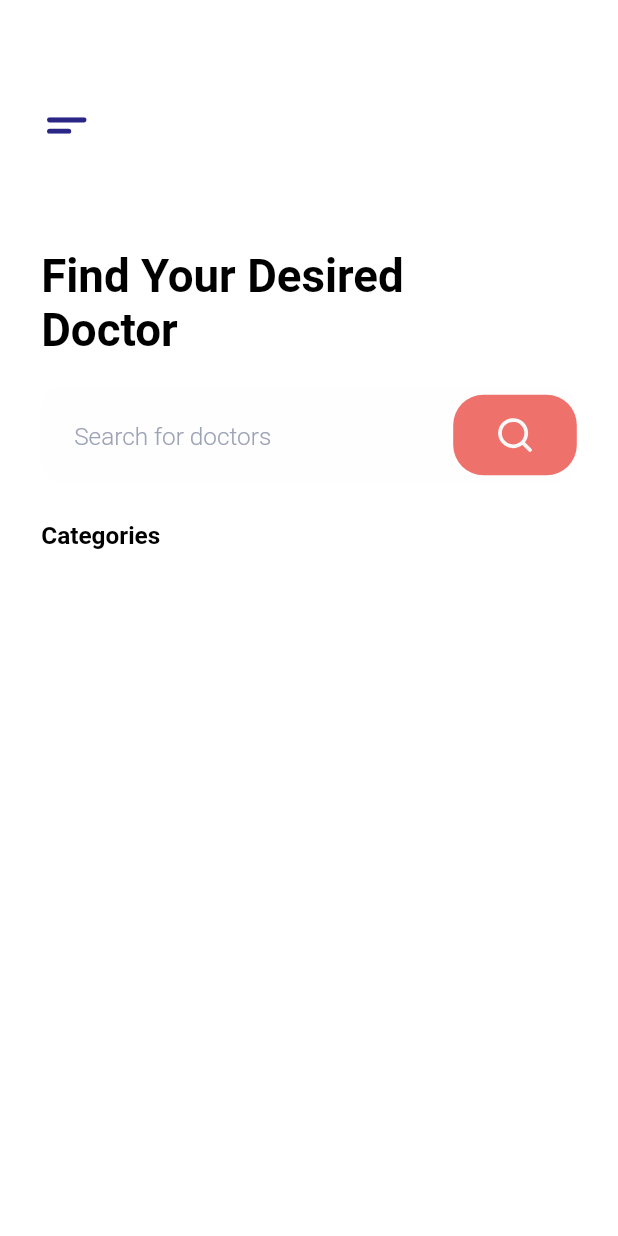
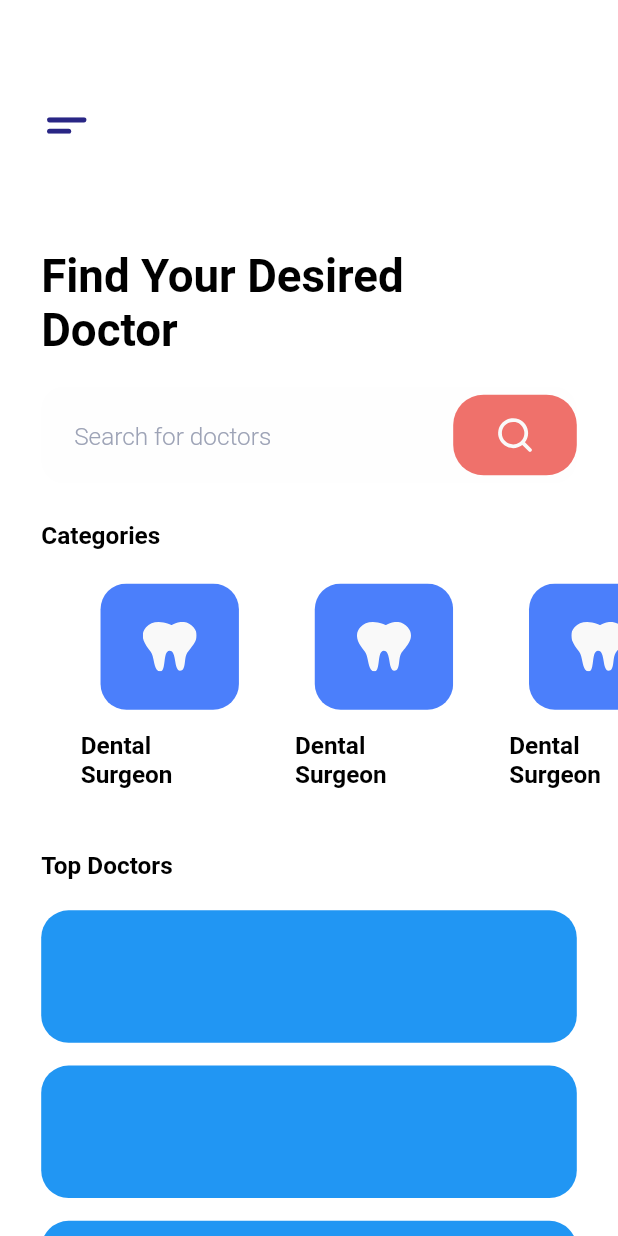
Before and after one commit to chakibdzm/DoctorAPP-Ui, a Flutter app: the HomePage screen opened directly, on a phone screen of 412 x 824 dp. Run offline on Flutter 3.47's test engine with Material 2 defaults, Android fonts, the phone set to English and light mode, and no system bars; our stand-ins replace flutter_svg; Roboto replaces fonts that are missing (GTWalsheimPro).

Commit message:
finishing home

```diff
--- a/lib/Screens/home/homescreen.dart
+++ b/lib/Screens/home/homescreen.dart
@@ -14,7 +14,10 @@ class _HomePageState extends State<HomePage> {
   Widget build(BuildContext context) {
     return Scaffold(
       backgroundColor: Colors.white,
-      body: Column(
+      body: Container(
+        decoration: BoxDecoration(
+        ),
+        child: Column(
           crossAxisAlignment: CrossAxisAlignment.start,
           children: [
             SizedBox(
@@ -119,16 +122,106 @@ class _HomePageState extends State<HomePage> {
               fontWeight: FontWeight.w700,
               fontSize: getHeight(16),
               color: Colors.black,
+            ),),
+            ),
+            SizedBox(height: getHeight(22),),
+            Padding(padding: EdgeInsets.only(left: getWidth(25),),
+    child:  SingleChildScrollView(
 
+        child: Flexible(
+          child: Container(
+            height: getHeight(151),
+            child: ListView.separated(
+                separatorBuilder: (BuildContext context, int index) {
+                  return SizedBox(
+                    width: getWidth(10),
+                  );
+                },
+              scrollDirection: Axis.horizontal,
+            itemCount: 13,
+            shrinkWrap: true,
+            itemBuilder: (BuildContext context, int index) =>
+            Stack(
+              clipBehavior: Clip.antiAliasWithSaveLayer,
+              children: [
+                Positioned(child: Container(
+                  height: getHeight(151),
+                  width: getWidth(120),
+                  decoration: BoxDecoration(
+
+                      borderRadius: BorderRadius.circular(getHeight(15))
+                  ),
+
+                )),
+                Positioned(child: Container(
+                  height: getHeight(83),
+                  width: getWidth(84),
+                  decoration: BoxDecoration(
+                    borderRadius: BorderRadius.circular(getHeight(17)),
+                    color: Color(0xFF4B7FFB)
+                  ),
+                  child: Center(
+                    child: SvgPicture.asset('assets/illustrations/Frame.svg'),
+                  ),
+                ),
+                left: getWidth(36),
+                bottom: getHeight(68),),
+                Positioned(child: Text('Dental \nSurgeon',
+                style: TextStyle(
+                  fontSize: getHeight(16),
+                  fontWeight: FontWeight.w600,
+                  color: Colors.black,
                 ),),
+                left: getWidth(24),
+                bottom: getHeight(16),)
+              ],
+            )
+            ),
+          ),
+        ),
+    )),
+            SizedBox(height: getHeight(25),),
+            Padding(
+              padding:  EdgeInsets.only(left: getWidth(25)),
+              child: Text('Top Doctors',
+              style: TextStyle(
+                fontWeight: FontWeight.w700,
+                fontSize: getHeight(16),
+                color: Colors.black,
+              ),),
+            ),
+            SizedBox(height: getHeight(20),),
+            Expanded(
+              child: Padding(padding: EdgeInsets.only(left: getWidth(25),right: getWidth(25)),
+                  child:  SingleChildScrollView(
+
+                  child: Flexible(
+                  child: ListView.separated(
+
+                    separatorBuilder: (BuildContext context, int index) {
+                      return SizedBox(
+                        height: getHeight(15),
+                      );
+                    },
+                    scrollDirection: Axis.vertical,
+                    itemCount: 13,
+                    shrinkWrap: true,
+                    itemBuilder: (BuildContext context, int index) =>
+                        Container(
+                          height: getHeight(87),
+                          decoration: BoxDecoration(
+                            borderRadius: BorderRadius.circular(getHeight(18)),
+                            color: Colors.blue,
+                          ),
                         )
 
-
-
+    )))),
+            )
 
 
           ],
         ),
+      ),
     );
   }
 }
```
Lines whose indentation alone changed are shown as unchanged.
